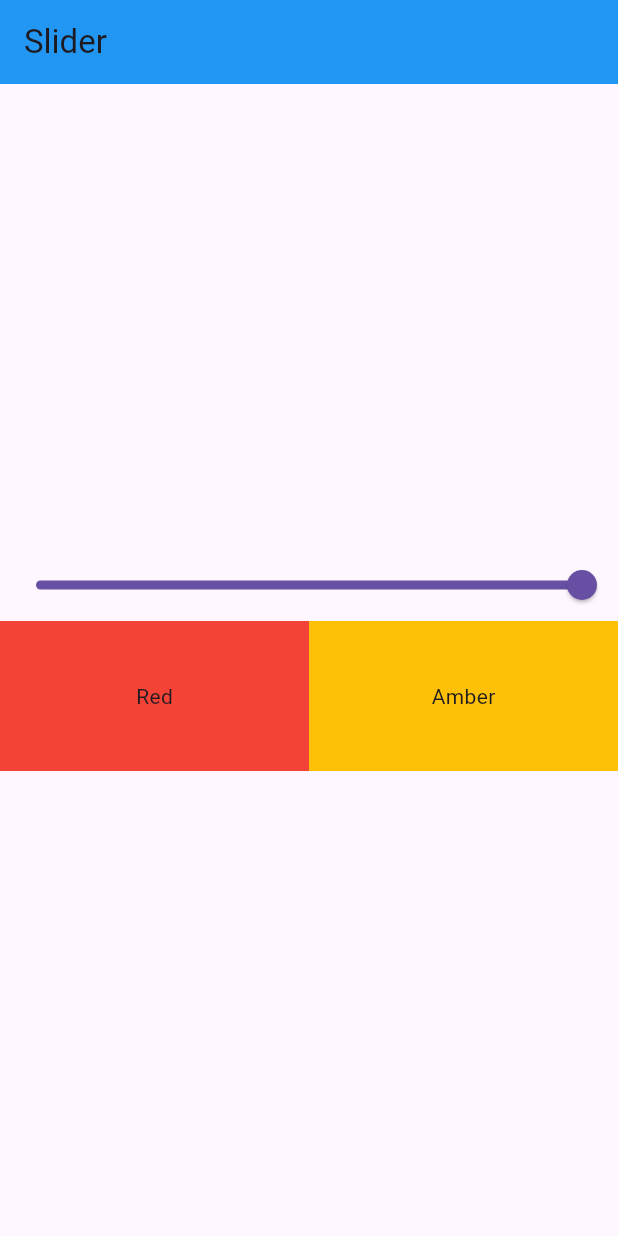
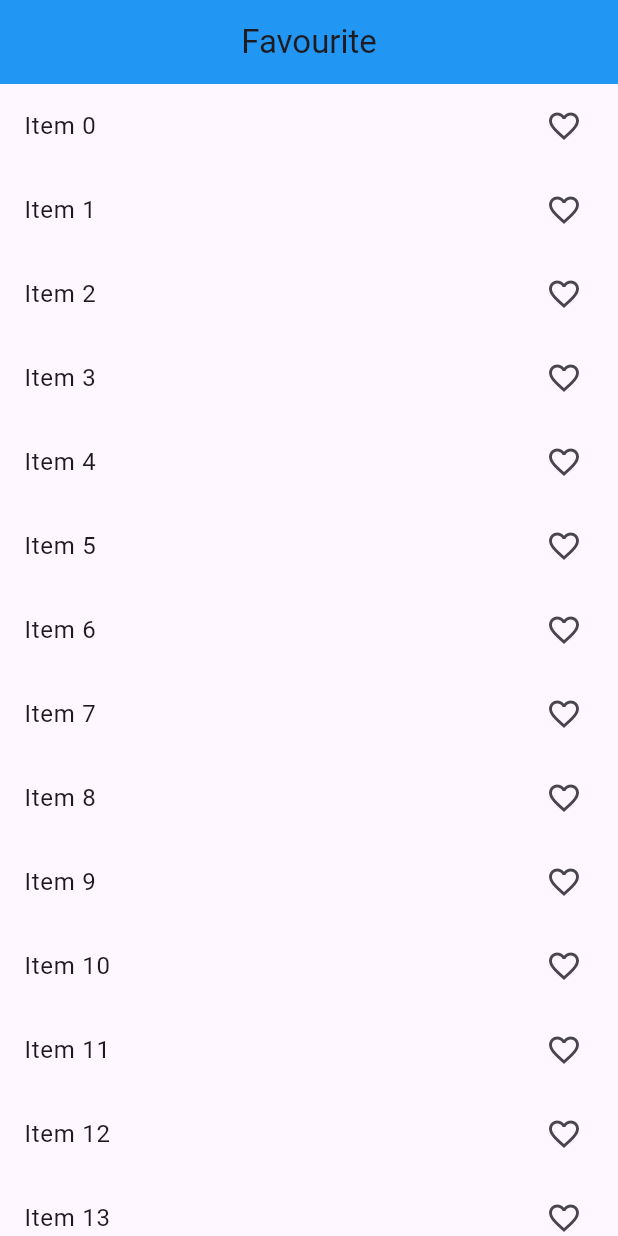
Before and after one commit to mohsinbehzad/BWT-Flutter, a Flutter app: the screen it shows after launch, on a phone screen of 412 x 824 dp. Run offline on Flutter 3.47's test engine with Material 3 defaults, Android fonts, the phone set to English and light mode, and no system bars; missing offline and left inert: dart:js_interop.

Commit message:
Favourite Screen

```diff
--- /dev/null
+++ b/Week 4/task_2_provider/lib/Screens/favourite_example.dart
@@ -0,0 +1,45 @@
+import 'dart:js_interop';
+
+import 'package:flutter/material.dart';
+
+class FavouriteExample extends StatefulWidget {
+  const FavouriteExample({super.key});
+
+  @override
+  State<FavouriteExample> createState() => _FavouriteExampleState();
+}
+
+class _FavouriteExampleState extends State<FavouriteExample> {
+  List<int> selectedIndex = [];
+  @override
+  Widget build(BuildContext context) {
+    return Scaffold(
+      appBar: AppBar(
+        title: const Center(child: Text('Favourite')),
+        backgroundColor: Colors.blue,
+      ),
+      body: Column(
+        children: [
+          Expanded(
+            child: ListView.builder(
+              itemCount: 100,
+              itemBuilder: (context, index){
+              return ListTile(
+
+                title: Text('Item $index'),
+                onTap: () {
+                  selectedIndex.add(index);
+                  setState(() {
+
+                  });
+                },
+                trailing: Icon(selectedIndex.contains(index) ? Icons.favorite : Icons.favorite_border_outlined),
+              );
+            }),
+          )
+
+        ],
+      ),
+    );
+  }
+}
--- a/Week 4/task_2_provider/lib/main.dart
+++ b/Week 4/task_2_provider/lib/main.dart
@@ -1,11 +1,12 @@
 import 'package:flutter/material.dart';
 import 'package:provider/provider.dart';
 import 'package:task_2_provider/Screens/count_example.dart';
+import 'package:task_2_provider/Screens/favourite_example.dart';
 import 'package:task_2_provider/Screens/slider_example.dart';
 import 'package:task_2_provider/provider/count_provider.dart';
 import 'package:task_2_provider/provider/slider_provider.dart';
 
-void main(){
+void main() {
   runApp(const MyApp());
 }
 
@@ -29,7 +30,7 @@ class MyApp extends StatelessWidget {
       ],
       child: const MaterialApp(
         debugShowCheckedModeBanner: false,
-        home: SliderExample(),
+        home: FavouriteExample(),
       ),
     );
   }
```
